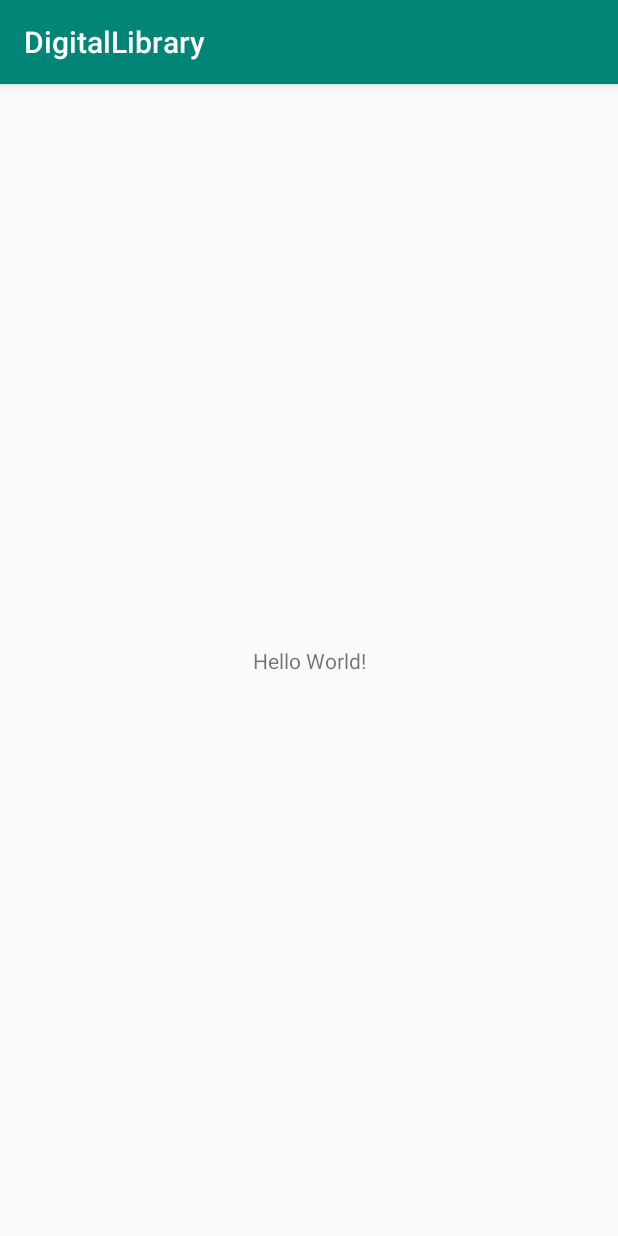
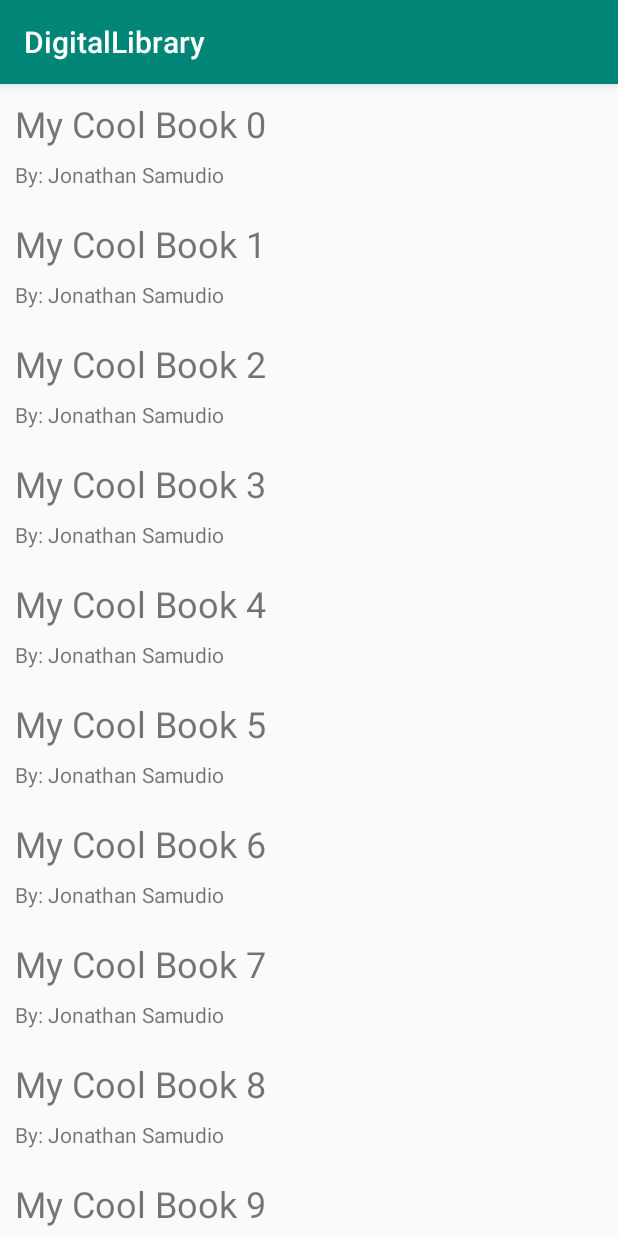
Before and after one commit to jgsamudio/DigitalLibrary, an Android app: the screen it shows after launch (MainActivity), on a phone screen of 412 x 824 dp. Run offline under Robolectric (Android 15) with nearby library versions, the phone set to English and light mode, and no system bars.

Commit message:
Updated the project with initial files and xml.

```diff
--- a/app/build.gradle
+++ b/app/build.gradle
@@ -30,4 +30,11 @@ dependencies {
     testImplementation 'junit:junit:4.12'
     androidTestImplementation 'com.android.support.test:runner:1.0.2'
     androidTestImplementation 'com.android.support.test.espresso:espresso-core:3.0.2'
+
+    // UI
+    implementation 'com.android.support:recyclerview-v7:27.1.1'
+
+    // API
+    implementation 'com.squareup.okhttp3:okhttp:3.11.0'
+    implementation 'com.google.code.gson:gson:2.8.5'
 }
--- a/app/src/main/AndroidManifest.xml
+++ b/app/src/main/AndroidManifest.xml
@@ -17,5 +17,6 @@
             </intent-filter>
         </activity>
     </application>
+    <uses-permission android:name="android.permission.INTERNET" />
 
 </manifest>
--- /dev/null
+++ b/app/src/main/java/com/example/prolificinteractive/digitallibrary/BookItemViewHolder.kt
@@ -0,0 +1,21 @@
+package com.example.prolificinteractive.digitallibrary
+
+import android.support.v7.widget.RecyclerView
+import android.view.View
+import android.widget.TextView
+import kotlinx.android.synthetic.main.book_item.view.*
+
+class BookItemViewHolder(bookItemView: View) : RecyclerView.ViewHolder(bookItemView) {
+
+    private var titleView: TextView = bookItemView.book_item_title
+    private var authorView: TextView = bookItemView.book_item_author
+
+    fun bind(book: BookItemViewModel) {
+        with(itemView) {
+            titleView.text = book.title
+            titleView.textSize = 24.0F
+            authorView.text = "By: Jonathan Samudio"
+        }
+    }
+
+}
--- /dev/null
+++ b/app/src/main/java/com/example/prolificinteractive/digitallibrary/BookItemViewModel.kt
@@ -0,0 +1,3 @@
+package com.example.prolificinteractive.digitallibrary
+
+data class BookItemViewModel(val id: Int, val title: String)
--- /dev/null
+++ b/app/src/main/java/com/example/prolificinteractive/digitallibrary/DataSource.kt
@@ -0,0 +1,20 @@
+package com.example.prolificinteractive.digitallibrary
+
+/**
+ * This class, and the module as well, is a temporary solution till storage layer is implemented,
+ * its dependency with domain should go out
+ */
+object DataSource {
+
+    @Suppress("MagicNumber")
+    fun getItems(): MutableList<BookItemViewModel> {
+        val items: MutableList<BookItemViewModel> = mutableListOf()
+
+        (1..100).forEachIndexed { index, i ->
+            val item = BookItemViewModel(index, "My Cool Book " + index)
+            items.add(item)
+        }
+
+        return items
+    }
+}
--- /dev/null
+++ b/app/src/main/java/com/example/prolificinteractive/digitallibrary/LibraryViewAdapter.kt
@@ -0,0 +1,24 @@
+package com.example.prolificinteractive.digitallibrary
+
+import android.support.v7.widget.RecyclerView
+import android.view.LayoutInflater
+import android.view.View
+import android.view.ViewGroup
+
+
+class LibraryViewAdapter(private val items: MutableList<BookItemViewModel>) : RecyclerView.Adapter<BookItemViewHolder>() {
+
+    override fun onBindViewHolder(holder: BookItemViewHolder, position: Int) {
+        holder.bind(items[position])
+    }
+
+    override fun getItemCount(): Int = items.size
+
+    override fun onCreateViewHolder(parent: ViewGroup, viewType: Int): BookItemViewHolder {
+        return BookItemViewHolder(parent.inflate(R.layout.book_item))
+    }
+
+    fun ViewGroup.inflate(layoutRes: Int): View {
+        return LayoutInflater.from(context).inflate(layoutRes, this, false)
+    }
+}
--- a/app/src/main/java/com/example/prolificinteractive/digitallibrary/MainActivity.kt
+++ b/app/src/main/java/com/example/prolificinteractive/digitallibrary/MainActivity.kt
@@ -2,11 +2,47 @@ package com.example.prolificinteractive.digitallibrary
 
 import android.support.v7.app.AppCompatActivity
 import android.os.Bundle
+import android.support.v7.widget.LinearLayoutManager
+import kotlinx.android.synthetic.main.activity_main.*
+import okhttp3.*
+import java.io.IOException
+
 
 class MainActivity : AppCompatActivity() {
 
     override fun onCreate(savedInstanceState: Bundle?) {
         super.onCreate(savedInstanceState)
         setContentView(R.layout.activity_main)
+        initRecyclerView()
+    }
+
+    private fun initRecyclerView() {
+        recyclerView.layoutManager = LinearLayoutManager(this)
+
+        val adapter = LibraryViewAdapter(DataSource.getItems())
+        recyclerView.adapter = adapter
+        print("Hello World!")
+        HTTPClient().run("http://prolific-interview.herokuapp.com/5b9676e767a8480009af4daa/books")
     }
 }
+
+class HTTPClient {
+
+    private val client = OkHttpClient()
+
+    @Throws(IOException::class)
+    fun run(url: String) {
+        val request = Request.Builder()
+            .url(url)
+            .build()
+
+        client.newCall(request).enqueue(object : Callback {
+            override fun onFailure(call: Call, e: IOException) {
+                print(e)
+            }
+            override fun onResponse(call: Call, response: Response) {
+                println(response.body()?.string())
+            }
+        })
+    }
+}
--- a/app/src/main/res/layout/activity_main.xml
+++ b/app/src/main/res/layout/activity_main.xml
@@ -1,19 +1,15 @@
 <?xml version="1.0" encoding="utf-8"?>
-<android.support.constraint.ConstraintLayout
+<FrameLayout
         xmlns:android="http://schemas.android.com/apk/res/android"
         xmlns:tools="http://schemas.android.com/tools"
-        xmlns:app="http://schemas.android.com/apk/res-auto"
         android:layout_width="match_parent"
         android:layout_height="match_parent"
         tools:context=".MainActivity">
 
-    <TextView
-            android:layout_width="wrap_content"
-            android:layout_height="wrap_content"
-            android:text="Hello World!"
-            app:layout_constraintBottom_toBottomOf="parent"
-            app:layout_constraintLeft_toLeftOf="parent"
-            app:layout_constraintRight_toRightOf="parent"
-            app:layout_constraintTop_toTopOf="parent"/>
+    <android.support.v7.widget.RecyclerView
+            android:id= "@+id/recyclerView"
+            android:layout_width="match_parent"
+            android:layout_height="match_parent">
+    </android.support.v7.widget.RecyclerView>
 
-</android.support.constraint.ConstraintLayout>
+</FrameLayout>
--- /dev/null
+++ b/app/src/main/res/layout/book_item.xml
@@ -0,0 +1,21 @@
+<?xml version="1.0" encoding="utf-8"?>
+<LinearLayout xmlns:android="http://schemas.android.com/apk/res/android"
+              android:orientation="vertical"
+              android:layout_width="match_parent"
+              android:layout_height="wrap_content"
+              android:layout_margin="10dp">
+
+    <TextView
+            android:id="@+id/book_item_title"
+            android:layout_gravity="start"
+            android:layout_width="match_parent"
+            android:layout_height="wrap_content"
+            android:layout_marginBottom="8dp"/>
+
+    <TextView
+            android:id="@+id/book_item_author"
+            android:layout_gravity="start"
+            android:layout_width="match_parent"
+            android:layout_height="wrap_content"/>
+
+</LinearLayout>
```
